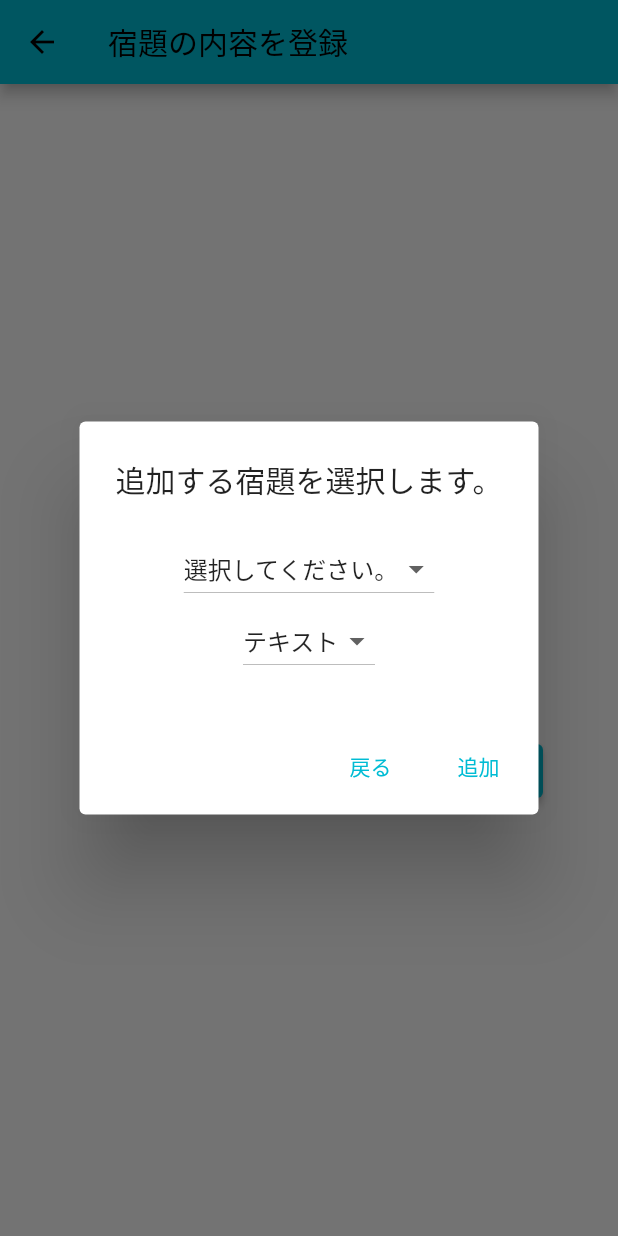
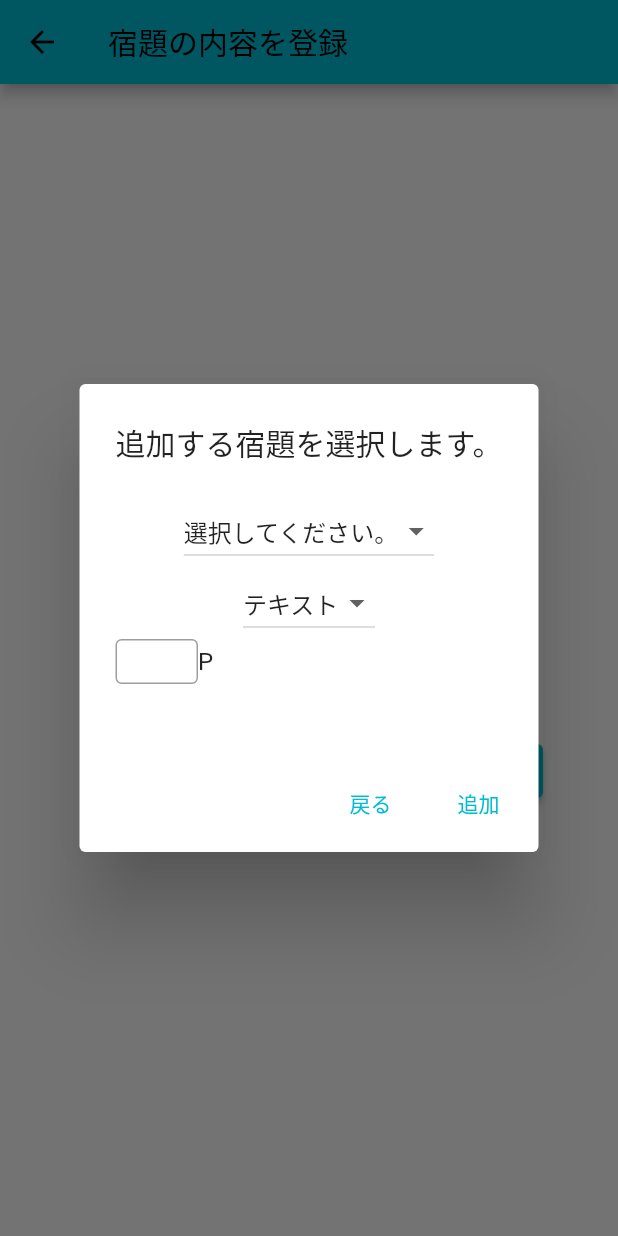
Before and after one commit to kamishi-44/svhw_app, a Flutter app: the RegisterHomeworkPage screen opened directly, after a tap on an icon or button, on a phone screen of 412 x 824 dp. Run offline on Flutter 3.47's test engine with Material 2 defaults, Android fonts, the phone set to English and light mode, and no system bars; our stand-ins replace flutter_riverpod, flutter_slidable, geolocator, objectbox, weather; generated files the repository leaves out were written again.

Commit message:
[add] #55 宿題の総数を登録できるフィールドを追加する

```diff
--- a/lib/view/register_homework_page.dart
+++ b/lib/view/register_homework_page.dart
@@ -1,4 +1,5 @@
 import 'package:flutter/material.dart';
+import 'package:flutter/services.dart';
 import 'package:flutter_riverpod/flutter_riverpod.dart';
 import 'package:flutter_slidable/flutter_slidable.dart';
 import 'package:svhw_app/constant/constant.dart';
@@ -46,7 +47,9 @@ class RegisterHomeworkPage extends ConsumerWidget {
                           children: [
                             SlidableAction(
                               onPressed: (context) {
-                                ref.read(AppProvider.homeworksProvider.notifier)
+                                ref
+                                    .read(
+                                        AppProvider.homeworksProvider.notifier)
                                     .removeHomeWork(homework.id);
                               },
                               flex: 2,
@@ -81,8 +84,7 @@ class RegisterHomeworkPage extends ConsumerWidget {
                         .read(AppProvider.homeworksProvider.notifier)
                         .insertHomeworks();
                     Navigator.of(context).push(MaterialPageRoute(
-                        builder: (BuildContext context) =>
-                        const HomePage()));
+                        builder: (BuildContext context) => const HomePage()));
                   },
                   child: const Text(Constant.registerMessage)),
             ),
@@ -105,11 +107,30 @@ class _SelectHomeworkDialogButton extends ConsumerWidget {
         builder: (BuildContext context) => AlertDialog(
           title: const Text(Constant.selectHomeworkMessage),
           content: SizedBox(
-            height: 100,
+            height: 150,
             child: Column(
-              children: const [
-                SubjectDropdownButton(),
-                HomeworkTypeDropdownButton(),
+              children: [
+                const SubjectDropdownButton(),
+                const HomeworkTypeDropdownButton(),
+                Container(
+                  alignment: Alignment.center,
+                  child: Row(
+                    children: [
+                      SizedBox(
+                          width: 55,
+                          height: 30,
+                          child: TextField(
+                            decoration: const InputDecoration(
+                                border: OutlineInputBorder()),
+                            keyboardType: TextInputType.number,
+                            inputFormatters: [
+                              FilteringTextInputFormatter.digitsOnly
+                            ],
+                          )),
+                      Text(_getHomeworkUnits(ref)),
+                    ],
+                  ),
+                )
               ],
             ),
           ),
@@ -141,4 +162,16 @@ class _SelectHomeworkDialogButton extends ConsumerWidget {
       ),
     );
   }
+
+  /// 宿題の種類にあった単位を取得します。
+  String _getHomeworkUnits(WidgetRef ref) {
+    final HomeworkType selectType = ref.watch(AppProvider.selectTypeProvider);
+
+    switch (selectType) {
+      case HomeworkType.print:
+        return '枚';
+      case HomeworkType.text:
+        return 'P';
+    }
+  }
 }
```
